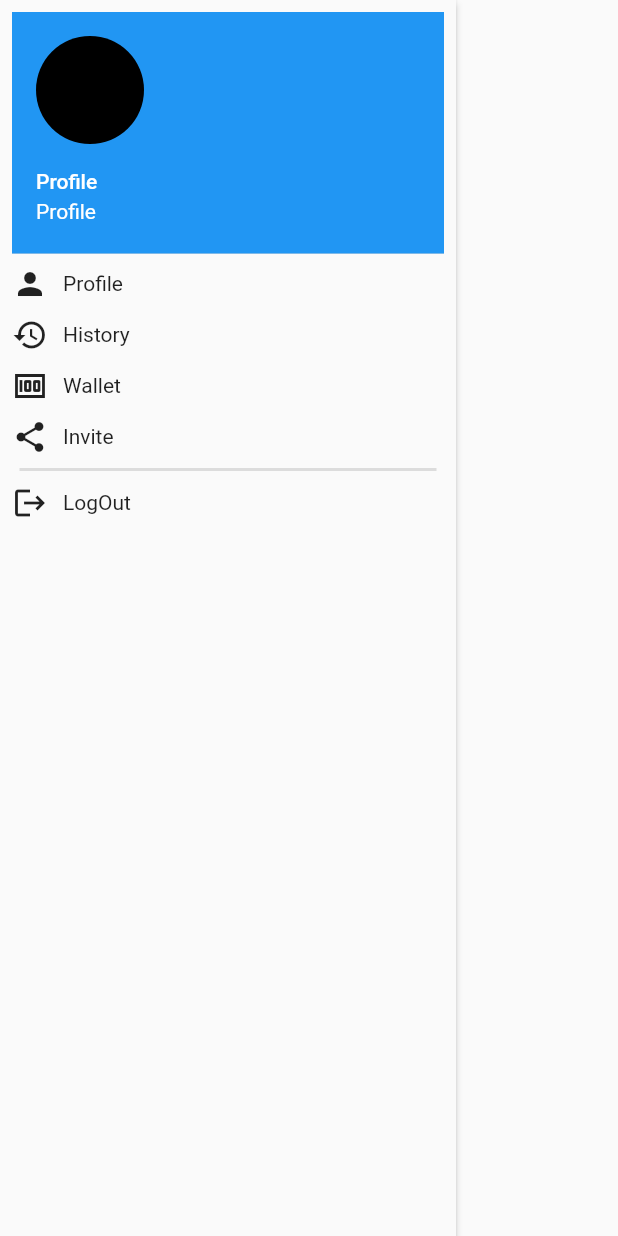
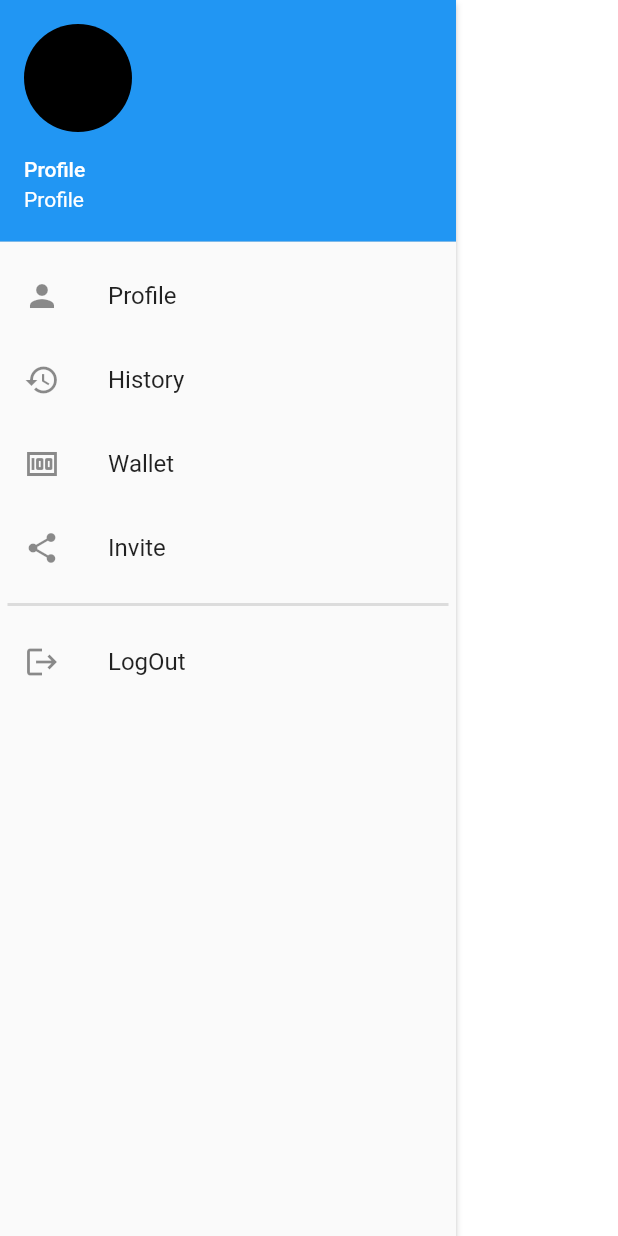
Before and after one commit to Stephen-Essoun/central-noder-tech-passeneger, a Flutter app: what drawer() shows on an empty page, opened directly, on a phone screen of 412 x 824 dp. Run offline on Flutter 3.47's test engine with Material 2 defaults, Android fonts, the light colour scheme and no system bars; our stand-ins replace flutter_map, geolocator, latlong2, shared_preferences, smooth_page_indicator; missing offline and left inert: mapbox_search, solid_bottom_sheet; accounts and stored records are empty.

Commit message:
reverted some already made changes

```diff
--- a/lib/main.dart
+++ b/lib/main.dart
@@ -2,7 +2,6 @@
 
 import 'package:flutter/material.dart';
 import 'package:last_cc/pages/flashscreen.dart';
-import 'pages/OnbBoardingScreen.dart';
 
 void main() {
   runApp(MaterialApp(
@@ -12,7 +11,9 @@ void main() {
 
     theme: ThemeData(
         primaryColor: Colors.blue,
-        secondaryHeaderColor: Colors.yellow,
+        secondaryHeaderColor: Colors.black,
+        appBarTheme: AppBarTheme(backgroundColor: Colors.white,foregroundColor: Colors.black),
+        scaffoldBackgroundColor: Colors.white,
         errorColor: Colors.red),
   ));
 }
--- a/lib/pages/drawer.dart
+++ b/lib/pages/drawer.dart
@@ -1,54 +1,75 @@
 import 'package:flutter/material.dart';
 import 'package:last_cc/pages/User.dart';
-import 'package:last_cc/pages/logIn.dart';
 
-Drawer drawer({context}){
-
+Drawer drawer({context}) {
   return Drawer(
     elevation: 2,
-    child: Padding(
-      padding: const EdgeInsets.all(8.0),
-      child: Column(crossAxisAlignment:  CrossAxisAlignment.start,
-        children:  <Widget> [
-          const UserAccountsDrawerHeader(
-            currentAccountPicture:CircleAvatar(
+    child: Column(
+      crossAxisAlignment: CrossAxisAlignment.start,
+      children: const <Widget>[
+         UserAccountsDrawerHeader(
+            currentAccountPicture: CircleAvatar(
               radius: 50,
               backgroundColor: Colors.black,
-              ) ,
+            ),
             accountName: Text('Profile'),
-           accountEmail: Text('Profile')),
-        gesture(context:context,
-        child: Row(children:const [Icon(Icons.person),
-        SizedBox(width: 10,),Text('Profile')]),
-        page:const PersonDetail()),
-        const SizedBox(height: 10,),
-        gesture(context:context,
-        child: Row(children:const [Icon(Icons.history),
-        SizedBox(width: 10,),Text('History')]),
-        page:null),
-        const SizedBox(height: 10,),
-         gesture(context:context,
-        child: Row(children:const [Icon(Icons.money),
-        SizedBox(width: 10,),Text('Wallet')]),
-        page:null),
-        const SizedBox(height: 10,),
-         gesture(context:context,
-        child: Row(children:const [Icon(Icons.share),
-        SizedBox(width: 10,),Text('Invite')]),
-        page:null),
-        const Divider(height: 20,thickness: 2,indent: 5,endIndent: 5,), gesture(context:context,
-        child: Row(children:const [Icon(Icons.logout),
-        SizedBox(width: 10,),Text('LogOut')]),
-        page:LogIn()),
-
-          ],),
+            accountEmail: Text('Profile')),
+         DrawerListItems(
+          title: 'Profile',
+          icon: Icons.person,
+          route: PersonDetail(),
+        ),
+         DrawerListItems(
+          title: 'History',
+          icon: Icons.history,
+          route: null,
+        ),
+         DrawerListItems(
+          title: 'Wallet',
+          icon: Icons.money,
+          route: null,
+        ),
+         DrawerListItems(
+          title: 'Invite',
+          icon: Icons.share,
+          route: PersonDetail(),
+        ),
+         Divider(
+          height: 20,
+          thickness: 2,
+          indent: 5,
+          endIndent: 5,
+        ),
+         DrawerListItems(
+          title: 'LogOut',
+          icon: Icons.logout,
+          route: null,
+        ),
+      ],
     ),
   );
 }
 
-GestureDetector gesture({context,page,child}) {
-  return GestureDetector(
-            onTap: (){Navigator.push(context,
-             MaterialPageRoute(builder: ((context) => page)));},
-            child: child);
+class DrawerListItems extends StatelessWidget {
+  const  DrawerListItems({
+    required this.icon,
+    required this.route,
+    required this.title,
+    Key? key,
+  }) : super(key: key);
+  final String title;
+  final IconData icon;
+  final Widget? route;
+
+  @override
+  Widget build(BuildContext context) {
+    return ListTile(
+      leading: Icon(icon),
+      title: Text(title),
+      onTap: () {
+        Navigator.pop(context);
+        Navigator.push(context, MaterialPageRoute(builder: (context) => route!));
+      },
+    );
+  }
 }
--- a/lib/pages/logIn.dart
+++ b/lib/pages/logIn.dart
@@ -62,8 +62,8 @@ TextEditingController passwordController=TextEditingController();
                   child: Row(
                     children: [
                      const SizedBox(width: 95),
-                    const Text('Already have an account?'),
-                    textButton(onPressed: ()=>Navigator.push(context, MaterialPageRoute(builder: (context)=>const SignUp())), child:'SignUp')
+                    const Text("Don't have an account?"),
+                    textButton(onPressed: ()=>Navigator.pushAndRemoveUntil(context, MaterialPageRoute(builder: (context)=>const SignUp()), (route) => false),child:'SignUp')
                   ],),
                 )
             ]),
--- a/lib/pages/verify.dart
+++ b/lib/pages/verify.dart
@@ -21,7 +21,7 @@ class VerifyAccount extends StatelessWidget {
             TextFormFieldWidget(labelText: ''),
             SizedBox(height: 10,),
             elevatedButton(onpressed:
-            ()=>Navigator.push(context, MaterialPageRoute(builder: (context)=>const Home())),child: const Text('Verify'))
+            ()=>Navigator.pushAndRemoveUntil(context, MaterialPageRoute(builder: (context)=>Home()), (route) => false),child: const Text('Verify'))
           ],
         ),
       ),
```
Also changed, not shown: lib/pages/OnbBoardingScreen.dart (+4 -5 lines), lib/pages/User.dart (+100 -61 lines), lib/pages/map.dart (+4 -6 lines), lib/pages/signUp.dart (+11 -6 lines), lib/widget/textformfield.dart (+7 -9 lines), map.dart (deleted, +0 -207 lines), 1 other file.
